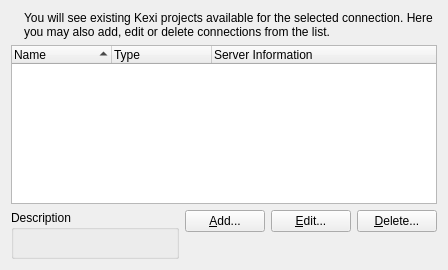
KDE/kexi, file src/widget/KexiConnectionSelector.ui: the form before one commit.
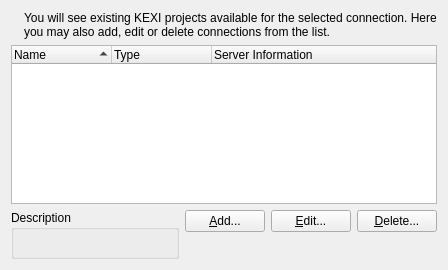
The form after the commit.

Commit message:
Kexi -> KEXI globally, KEXI_APP_NAME -> QApplication::applicationDisplayName()
Summary:
{F5727117}

FIXED-IN:3.2.0

Reviewers: piggz

Reviewed By: piggz

Tags: #kexi

What changed in the file:
```diff
--- a/src/widget/KexiConnectionSelector.ui
+++ b/src/widget/KexiConnectionSelector.ui
@@ -46,7 +46,7 @@
      </property>
      <property name="text">
       <string>&lt;title&gt;Select Existing Database Server's Connection From the List Below&lt;/title&gt;
-&lt;para&gt;You will see existing Kexi projects available for the selected connection. Here you may also add, edit or delete connections from the list.&lt;/para&gt;
+&lt;para&gt;You will see existing KEXI projects available for the selected connection. Here you may also add, edit or delete connections from the list.&lt;/para&gt;
 </string>
      </property>
      <property name="alignment">
```
The commit also changes 59 other files.
